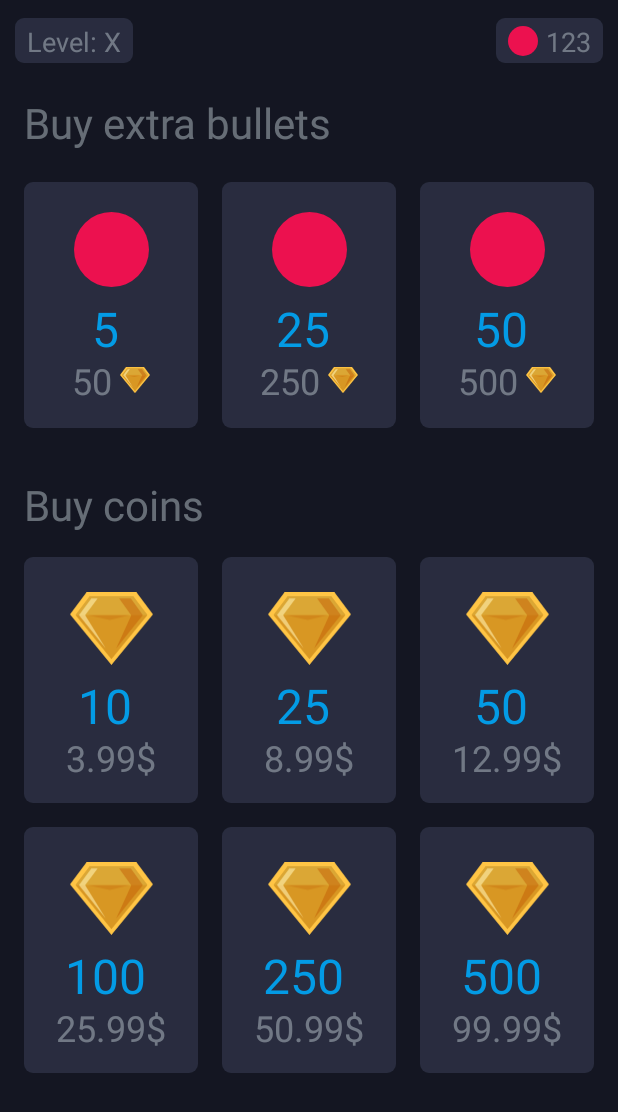
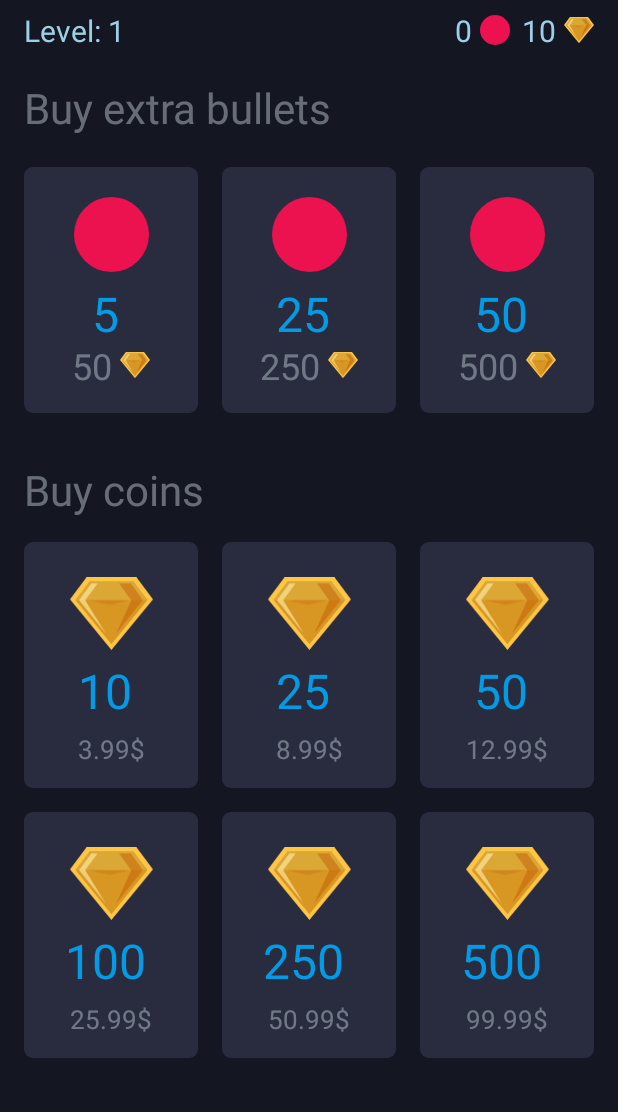
Before and after one commit to ioanoanea/Slingshot-2D-Game, an Android app: the screen it shows after launch (ShopActivity), after a tap on an icon or button, on a phone screen of 412 x 824 dp. Shown: the top 1112 px of the screen. Run offline under Robolectric (Android 15) with nearby library versions, the phone set to English and light mode, and no system bars; our stand-ins replace AdMob; libraries missing offline, so code that uses them is left out: com.android.billingclient; 3 statements that could not run were skipped.

Commit message:
sound manager

```diff
--- a/app/build.gradle
+++ b/app/build.gradle
@@ -9,8 +9,8 @@ android {
         applicationId "com.ioanoanea.slingshot"
         minSdkVersion 23
         targetSdkVersion 29
-        versionCode 7
-        versionName "1.7"
+        versionCode 8
+        versionName "1.7.2"
 
         testInstrumentationRunner "androidx.test.runner.AndroidJUnitRunner"
     }
--- a/app/src/main/java/com/ioanoanea/slingshot/Activity/HomeActivity.java
+++ b/app/src/main/java/com/ioanoanea/slingshot/Activity/HomeActivity.java
@@ -19,6 +19,7 @@ import com.google.android.gms.ads.initialization.OnInitializationCompleteListene
 import com.ioanoanea.slingshot.Manager.BulletManager;
 import com.ioanoanea.slingshot.Manager.CoinManager;
 import com.ioanoanea.slingshot.Manager.LevelManager;
+import com.ioanoanea.slingshot.Manager.SoundManager;
 import com.ioanoanea.slingshot.R;
 
 public class HomeActivity extends AppCompatActivity {
@@ -47,6 +48,8 @@ public class HomeActivity extends AppCompatActivity {
 
         // set views
         setViews();
+
+        new SoundManager(this).loadSound(SoundManager.STRETCH);
 
         // set views user interaction
         levelText.setText("Level: " + String.valueOf(levelManager.getLevel()));
--- a/app/src/main/java/com/ioanoanea/slingshot/Activity/ShopActivity.java
+++ b/app/src/main/java/com/ioanoanea/slingshot/Activity/ShopActivity.java
@@ -6,14 +6,19 @@ import androidx.appcompat.app.AppCompatActivity;
 import androidx.recyclerview.widget.LinearLayoutManager;
 import androidx.recyclerview.widget.RecyclerView;
 
+import android.annotation.SuppressLint;
 import android.os.Bundle;
 import android.view.View;
+import android.widget.TextView;
 
 import com.android.billingclient.api.BillingClient;
 import com.android.billingclient.api.BillingResult;
 import com.android.billingclient.api.Purchase;
 import com.android.billingclient.api.PurchasesUpdatedListener;
 import com.ioanoanea.slingshot.Adapter.ShopContainerAdapter;
+import com.ioanoanea.slingshot.Manager.BulletManager;
+import com.ioanoanea.slingshot.Manager.CoinManager;
+import com.ioanoanea.slingshot.Manager.LevelManager;
 import com.ioanoanea.slingshot.R;
 
 import java.util.List;
@@ -21,14 +26,31 @@ import java.util.List;
 public class ShopActivity extends AppCompatActivity {
 
     private RecyclerView container;
+    private TextView levleText;
+    private TextView bulletsText;
+    private TextView coinsText;
     private ShopContainerAdapter adapter;
+    private LevelManager levelManager;
+    private BulletManager bulletManager;
+    private CoinManager coinManager;
 
+    @SuppressLint("SetTextI18n")
     @Override
     protected void onCreate(Bundle savedInstanceState) {
         super.onCreate(savedInstanceState);
         setContentView(R.layout.activity_shop);
         // set views
         setViews();
+
+        // set managers
+        levelManager = new LevelManager(this);
+        bulletManager = new BulletManager(this);
+        coinManager = new CoinManager(this);
+
+        // set info text
+        levleText.setText("Level: " + levelManager.getLevel());
+        bulletsText.setText(String.valueOf(bulletManager.getBullets()));
+        coinsText.setText(String.valueOf(coinManager.getCoins()));
 
         // set container adapter
         adapter = new ShopContainerAdapter(this);
@@ -67,5 +89,8 @@ public class ShopActivity extends AppCompatActivity {
      */
     private void setViews(){
         container = findViewById(R.id.shop_container);
+        levleText = findViewById(R.id.level_text);
+        bulletsText = findViewById(R.id.bullets_text);
+        coinsText = findViewById(R.id.coins_text);
     }
 }
--- a/app/src/main/java/com/ioanoanea/slingshot/Adapter/ShopContainerAdapter.java
+++ b/app/src/main/java/com/ioanoanea/slingshot/Adapter/ShopContainerAdapter.java
@@ -228,6 +228,10 @@ public class ShopContainerAdapter extends RecyclerView.Adapter<RecyclerView.View
         return 2;
     }
 
+    /**
+     * Purchase an item
+     * @param item (int) item index
+     */
     private void purchaseItem(int item){
         if(billingClient.isReady()){
             List<String> skuList = new ArrayList<> ();
@@ -259,9 +263,13 @@ public class ShopContainerAdapter extends RecyclerView.Adapter<RecyclerView.View
                 }
             });
 
-        } else Toast.makeText(context, "Billing client is not ready!", Toast.LENGTH_SHORT).show();
+        } else Toast.makeText(context, "Billing client is not responding!", Toast.LENGTH_SHORT).show();
     }
 
+    /**
+     * Handle the purchase
+     * @param purchase (Purchase) purchase object
+     */
     private void handlePurchase(Purchase purchase){
         // Purchase retrieved from BillingClient#queryPurchases or your PurchasesUpdatedListener.
 
--- a/app/src/main/java/com/ioanoanea/slingshot/GameEngine/GameRender.java
+++ b/app/src/main/java/com/ioanoanea/slingshot/GameEngine/GameRender.java
@@ -17,6 +17,7 @@ import com.ioanoanea.slingshot.GameObject.Object;
 import com.ioanoanea.slingshot.GameObject.Obstacle;
 import com.ioanoanea.slingshot.GameObject.Sling;
 import com.ioanoanea.slingshot.GameObject.TargetObject;
+import com.ioanoanea.slingshot.Manager.SoundManager;
 import com.ioanoanea.slingshot.MathObject.DistanceCalculator;
 import com.ioanoanea.slingshot.R;
 
@@ -37,6 +38,7 @@ public class GameRender extends SurfaceView implements SurfaceHolder.Callback {
     private double SPEED = 0;
     private int destroyedBullets = 0;
     private int destroyedTargetObjects = 0;
+    private SoundManager soundManager;
     private OnBulletShotListener onBulletShotListener;
     private OnLastBulletDestroyedListener onLastBulletDestroyedListener;
     private OnLastTargetObjectDestroyedListener onLastTargetObjectDestroyedListener;
@@ -101,6 +103,8 @@ public class GameRender extends SurfaceView implements SurfaceHolder.Callback {
                 // If touch event intersect the sling, unlock the sling
                 if (sling.intersect(event.getX() / getDensity(), event.getY() / getDensity())) {
                     sling.unlock();
+                    // load stretch sound
+                    soundManager.loadSound(SoundManager.STRETCH);
                     // initialize a new bullet
                     bullet = new Bullet(getContext(), getWidth(), getHeight(), obstacles);
                     // increase destroyed bullets on bullet destroyed
@@ -125,6 +129,8 @@ public class GameRender extends SurfaceView implements SurfaceHolder.Callback {
                         // if there any bullet remained, shot
                         if (bullets.size() < bulletIndex){
                             bullet.unlock();
+                            // load shot sound
+                            soundManager.loadSound(SoundManager.SHOT);
                             // Set bullet speed
                             bullet.setSpeed(0.9995);
                             // notify a bullet have been shot
@@ -181,6 +187,7 @@ public class GameRender extends SurfaceView implements SurfaceHolder.Callback {
         // initialize game elements
         gameArena = new GameArena(getContext(), getWidth(), getHeight());
         sling = new Sling(getContext(), getWidth(), getHeight());
+        soundManager = new SoundManager(getContext());
         // set target objects inside the arena
         bullet = new Bullet(getContext(), getWidth(), getHeight(), obstacles);
         for (i = 0; i < targetObjects.size(); i++){
--- a/app/src/main/java/com/ioanoanea/slingshot/Manager/LevelManager.java
+++ b/app/src/main/java/com/ioanoanea/slingshot/Manager/LevelManager.java
@@ -11,7 +11,7 @@ public class LevelManager {
 
     private final SharedPreferences sharedPreferences;
     private final SharedPreferences.Editor editor;
-    private Context context;
+    private final Context context;
 
     @SuppressLint("CommitPrefEdits")
     public LevelManager(Context context){
--- /dev/null
+++ b/app/src/main/java/com/ioanoanea/slingshot/Manager/SoundManager.java
@@ -0,0 +1,56 @@
+package com.ioanoanea.slingshot.Manager;
+
+import android.annotation.SuppressLint;
+import android.content.Context;
+import android.content.SharedPreferences;
+import android.media.MediaPlayer;
+
+import com.ioanoanea.slingshot.R;
+
+public class SoundManager {
+
+    private final Context context;
+    private final SharedPreferences sharedPreferences;
+    private final SharedPreferences.Editor editor;
+    public static final int STRETCH = R.raw.stretch;
+    public static final int SHOT = R.raw.shot;
+
+    @SuppressLint("CommitPrefEdits")
+    public SoundManager(Context context){
+        this.context = context;
+        sharedPreferences = context.getSharedPreferences("SOUND",0);
+        editor = sharedPreferences.edit();
+    }
+
+    /**
+     * Turn the sound off
+     */
+    public void turnSoundOff(){
+        editor.putBoolean("SOUND", false);
+        editor.apply();
+    }
+
+    /**
+     * Turn sound on
+     */
+    public void turnSoundOn(){
+        editor.putBoolean("SOUND", true);
+        editor.apply();
+    }
+
+    /**
+     * Check if sound is on
+     */
+    private void checkSoundOn(){
+        sharedPreferences.getBoolean("SOUND", true);
+    }
+
+    /**
+     * Load sound
+     * @param sound (int) sound
+     */
+    public void loadSound(int sound){
+        MediaPlayer loadedSound = MediaPlayer.create(context, sound);
+        loadedSound.start();
+    }
+}
--- a/app/src/main/res/layout/activity_shop.xml
+++ b/app/src/main/res/layout/activity_shop.xml
@@ -8,83 +8,68 @@
     tools:context=".Activity.ShopActivity">
 
     <androidx.constraintlayout.widget.ConstraintLayout
+        android:id="@+id/information_top_layout"
         android:layout_width="match_parent"
-        android:layout_height="50dp"
-        android:background="@color/dark_grey"
+        android:layout_height="40dp"
         app:layout_constraintEnd_toEndOf="parent"
         app:layout_constraintStart_toStartOf="parent"
-        app:layout_constraintTop_toTopOf="parent">
+        app:layout_constraintTop_toTopOf="parent" >
 
-        <androidx.constraintlayout.widget.ConstraintLayout
+        <TextView
+            android:id="@+id/level_text"
             android:layout_width="wrap_content"
-            android:layout_height="match_parent"
-            android:layout_marginStart="10dp"
-            android:layout_marginTop="12dp"
-            android:layout_marginBottom="8dp"
-            android:background="@drawable/round_rect_grey"
+            android:layout_height="wrap_content"
+            android:layout_marginStart="16dp"
+            android:text="Level: X"
+            android:textColor="@color/light_accent_blue"
+            android:textSize="20sp"
             app:layout_constraintBottom_toBottomOf="parent"
             app:layout_constraintStart_toStartOf="parent"
-            app:layout_constraintTop_toTopOf="parent"
-            app:layout_constraintVertical_bias="1.0">
+            app:layout_constraintTop_toTopOf="parent" />
 
-            <TextView
-                android:id="@+id/text_level"
-                android:layout_width="wrap_content"
-                android:layout_height="match_parent"
-                android:layout_marginStart="8dp"
-                android:layout_marginTop="3dp"
-                android:layout_marginEnd="8dp"
-                android:layout_marginBottom="3dp"
-                android:text="Level: X"
-                android:textColor="@color/light_grey"
-                android:textSize="18sp"
-                app:layout_constraintBottom_toBottomOf="parent"
-                app:layout_constraintEnd_toEndOf="parent"
-                app:layout_constraintStart_toStartOf="parent"
-                app:layout_constraintTop_toTopOf="parent" />
-
-        </androidx.constraintlayout.widget.ConstraintLayout>
-
-        <androidx.constraintlayout.widget.ConstraintLayout
-            android:layout_width="wrap_content"
-            android:layout_height="match_parent"
-            android:layout_marginTop="12dp"
-            android:layout_marginEnd="10dp"
-            android:layout_marginBottom="8dp"
-            android:background="@drawable/round_rect_grey"
+        <ImageView
+            android:id="@+id/diamond_icon"
+            android:layout_width="20sp"
+            android:layout_height="20sp"
+            android:layout_marginEnd="16dp"
+            android:src="@drawable/ic_diamond"
             app:layout_constraintBottom_toBottomOf="parent"
             app:layout_constraintEnd_toEndOf="parent"
-            app:layout_constraintTop_toTopOf="parent">
+            app:layout_constraintTop_toTopOf="parent" />
 
-            <ImageView
-                android:id="@+id/imageView"
-                android:layout_width="20dp"
-                android:layout_height="20dp"
-                android:layout_marginStart="8dp"
-                android:layout_marginTop="3dp"
-                android:layout_marginBottom="3dp"
-                android:src="@drawable/magenta_circle"
-                app:layout_constraintBottom_toBottomOf="parent"
-                app:layout_constraintStart_toStartOf="parent"
-                app:layout_constraintTop_toTopOf="parent" />
+        <TextView
+            android:id="@+id/coins_text"
+            android:layout_width="wrap_content"
+            android:layout_height="wrap_content"
+            android:layout_marginEnd="5dp"
+            android:text="X"
+            android:textColor="@color/light_accent_blue"
+            android:textSize="20sp"
+            app:layout_constraintBottom_toBottomOf="parent"
+            app:layout_constraintEnd_toStartOf="@+id/diamond_icon"
+            app:layout_constraintTop_toTopOf="parent" />
 
-            <TextView
-                android:id="@+id/text_bullets"
-                android:layout_width="wrap_content"
-                android:layout_height="match_parent"
-                android:layout_marginStart="5dp"
-                android:layout_marginTop="3dp"
-                android:layout_marginEnd="8dp"
-                android:layout_marginBottom="3dp"
-                android:text="123"
-                android:textColor="@color/light_grey"
-                android:textSize="18sp"
-                app:layout_constraintBottom_toBottomOf="parent"
-                app:layout_constraintEnd_toEndOf="parent"
-                app:layout_constraintStart_toEndOf="@+id/imageView"
-                app:layout_constraintTop_toTopOf="parent" />
+        <ImageView
+            android:id="@+id/circle_icon"
+            android:layout_width="20sp"
+            android:layout_height="20sp"
+            android:layout_marginEnd="8dp"
+            android:src="@drawable/magenta_circle"
+            app:layout_constraintBottom_toBottomOf="parent"
+            app:layout_constraintEnd_toStartOf="@+id/coins_text"
+            app:layout_constraintTop_toTopOf="parent" />
 
-        </androidx.constraintlayout.widget.ConstraintLayout>
+        <TextView
+            android:id="@+id/bullets_text"
+            android:layout_width="wrap_content"
+            android:layout_height="wrap_content"
+            android:layout_marginEnd="5dp"
+            android:text="X"
+            android:textColor="@color/light_accent_blue"
+            android:textSize="20sp"
+            app:layout_constraintBottom_toBottomOf="parent"
+            app:layout_constraintEnd_toStartOf="@+id/circle_icon"
+            app:layout_constraintTop_toTopOf="parent" />
 
     </androidx.constraintlayout.widget.ConstraintLayout>
 
@@ -92,7 +77,7 @@
         android:id="@+id/shop_container"
         android:layout_width="match_parent"
         android:layout_height="match_parent"
-        android:layout_marginTop="50dp"
+        android:layout_marginTop="40dp"
         app:layout_constraintBottom_toBottomOf="parent"
         app:layout_constraintEnd_toEndOf="parent"
         app:layout_constraintStart_toStartOf="parent"
--- a/app/src/main/res/layout/buy_coins_card.xml
+++ b/app/src/main/res/layout/buy_coins_card.xml
@@ -76,12 +76,15 @@
 
             <TextView
                 android:id="@+id/price_item_10"
-                android:layout_width="wrap_content"
+                android:layout_width="match_parent"
                 android:layout_height="wrap_content"
                 android:layout_marginBottom="14dp"
+                android:layout_marginStart="18dp"
+                android:layout_marginEnd="18dp"
+                android:textAlignment="center"
                 android:text="3.99$"
                 android:textColor="@color/light_grey"
-                android:textSize="24sp"
+                android:textSize="17sp"
                 app:layout_constraintBottom_toBottomOf="@+id/image_background_item_10"
                 app:layout_constraintEnd_toEndOf="@+id/image_background_item_10"
                 app:layout_constraintStart_toStartOf="@+id/image_background_item_10" />
@@ -132,12 +135,15 @@
 
             <TextView
                 android:id="@+id/price_item_25"
-                android:layout_width="wrap_content"
+                android:layout_width="match_parent"
                 android:layout_height="wrap_content"
                 android:layout_marginBottom="14dp"
+                android:layout_marginStart="18dp"
+                android:layout_marginEnd="18dp"
+                android:textAlignment="center"
                 android:text="8.99$"
                 android:textColor="@color/light_grey"
-                android:textSize="24sp"
+                android:textSize="17sp"
                 app:layout_constraintBottom_toBottomOf="@+id/image_background_item_25"
                 app:layout_constraintEnd_toEndOf="@+id/image_background_item_25"
                 app:layout_constraintStart_toStartOf="@+id/image_background_item_25" />
@@ -188,12 +194,15 @@
 
             <TextView
                 android:id="@+id/price_item_50"
-                android:layout_width="wrap_content"
+                android:layout_width="match_parent"
                 android:layout_height="wrap_content"
                 android:layout_marginBottom="14dp"
+                android:layout_marginStart="18dp"
+                android:layout_marginEnd="18dp"
+                android:textAlignment="center"
                 android:text="12.99$"
                 android:textColor="@color/light_grey"
-                android:textSize="24sp"
+                android:textSize="17sp"
                 app:layout_constraintBottom_toBottomOf="@+id/image_background_item_50"
                 app:layout_constraintEnd_toEndOf="@+id/image_background_item_50"
                 app:layout_constraintStart_toStartOf="@+id/image_background_item_50" />
@@ -260,12 +269,15 @@
 
             <TextView
                 android:id="@+id/price_item_100"
-                android:layout_width="wrap_content"
+                android:layout_width="match_parent"
                 android:layout_height="wrap_content"
+                android:layout_marginStart="18dp"
+                android:layout_marginEnd="18dp"
                 android:layout_marginBottom="14dp"
                 android:text="25.99$"
+                android:textAlignment="center"
                 android:textColor="@color/light_grey"
-                android:textSize="24sp"
+                android:textSize="17sp"
                 app:layout_constraintBottom_toBottomOf="@+id/image_background_item_100"
                 app:layout_constraintEnd_toEndOf="@+id/image_background_item_100"
                 app:layout_constraintStart_toStartOf="@+id/image_background_item_100" />
@@ -316,12 +328,15 @@
 
             <TextView
                 android:id="@+id/price_item_250"
-                android:layout_width="wrap_content"
+                android:layout_width="match_parent"
                 android:layout_height="wrap_content"
                 android:layout_marginBottom="14dp"
+                android:layout_marginStart="18dp"
+                android:layout_marginEnd="18dp"
+                android:textAlignment="center"
                 android:text="50.99$"
                 android:textColor="@color/light_grey"
-                android:textSize="24sp"
+                android:textSize="17sp"
                 app:layout_constraintBottom_toBottomOf="@+id/image_background_item_250"
                 app:layout_constraintEnd_toEndOf="@+id/image_background_item_250"
                 app:layout_constraintStart_toStartOf="@+id/image_background_item_250" />
@@ -372,12 +387,15 @@
 
             <TextView
                 android:id="@+id/price_item_500"
-                android:layout_width="wrap_content"
+                android:layout_width="match_parent"
                 android:layout_height="wrap_content"
                 android:layout_marginBottom="14dp"
+                android:layout_marginStart="18dp"
+                android:layout_marginEnd="18dp"
+                android:textAlignment="center"
                 android:text="99.99$"
                 android:textColor="@color/light_grey"
-                android:textSize="24sp"
+                android:textSize="17sp"
                 app:layout_constraintBottom_toBottomOf="@+id/image_background_item_500"
                 app:layout_constraintEnd_toEndOf="@+id/image_background_item_500"
                 app:layout_constraintStart_toStartOf="@+id/image_background_item_500" />
```
Also changed, not shown: 3 other files.
